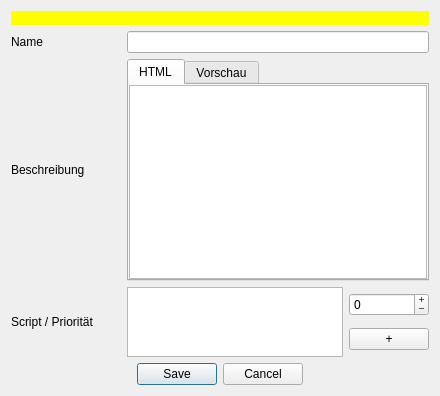
Above: designer/DatenbankEditWaffeneigenschaft.ui from Aeolitus/Sephrasto before the change. Below: the same form after it.
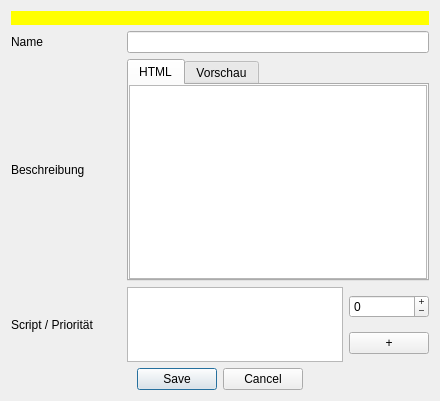
That is the form after the change.

Commit message: - Add code editor to DatenbankEinstellung ui. - Increased min/max of script priority from [-10 to 10] to [-999 to 999]

What changed in the file:
```diff
--- a/designer/DatenbankEditWaffeneigenschaft.ui
+++ b/designer/DatenbankEditWaffeneigenschaft.ui
@@ -10,7 +10,7 @@
     <x>0</x>
     <y>0</y>
     <width>440</width>
-    <height>373</height>
+    <height>401</height>
    </rect>
   </property>
   <property name="windowTitle">
@@ -116,10 +116,10 @@
             <enum>QAbstractSpinBox::PlusMinus</enum>
            </property>
            <property name="minimum">
-            <number>-10</number>
+            <number>-999</number>
            </property>
            <property name="maximum">
-            <number>10</number>
+            <number>999</number>
            </property>
            <property name="singleStep">
             <number>1</number>
```
The commit also changes 8 other files.
